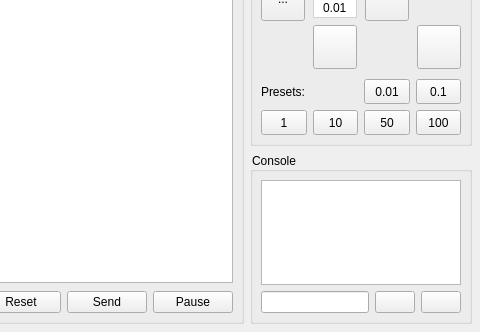
Old version of the form frmmain.ui in the repository Denvi/Candle; both pictures show x 407 to 887 and y 612 to 944 of the 887 by 944 pixel window.
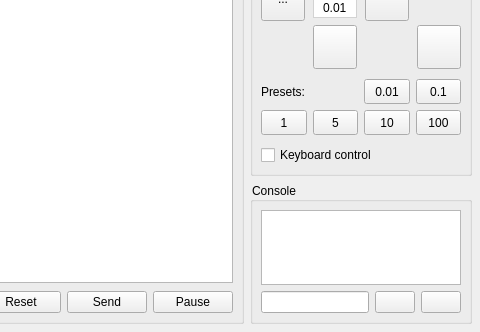
New version of the form. Icons and pictures are not drawn. Custom widgets are drawn as their Qt base class.

Commit message: Jog control via numpad added.

Diff of the .ui file:
```diff
--- a/frmmain.ui
+++ b/frmmain.ui
@@ -1607,7 +1607,7 @@
                      </size>
                     </property>
                     <property name="text">
-                     <string>10</string>
+                     <string>5</string>
                     </property>
                     <property name="checkable">
                      <bool>true</bool>
@@ -1679,7 +1679,7 @@
                    </size>
                   </property>
                   <property name="text">
-                   <string>50</string>
+                   <string>10</string>
                   </property>
                   <property name="checkable">
                    <bool>true</bool>
@@ -1712,6 +1712,13 @@
               </item>
              </layout>
             </item>
+            <item>
+             <widget class="QCheckBox" name="chkKeyboardControl">
+              <property name="text">
+               <string>Keyboard control</string>
+              </property>
+             </widget>
+            </item>
            </layout>
           </widget>
          </item>
```
Left out of the diff: 115 changed lines with no effect on the pictures. The commit also changes 7 other files.
